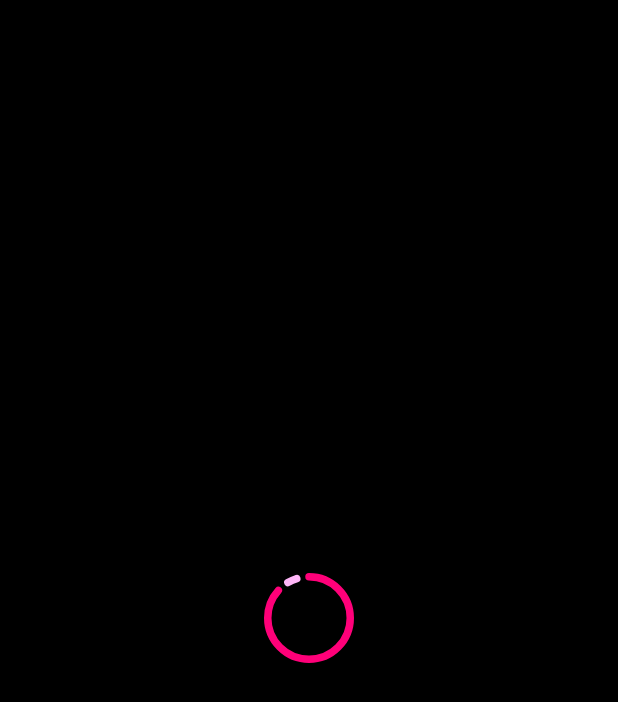
After one commit to Kuru07/Dating-App, an Android app built with Jetpack Compose: the Loading screen opened directly, with no data from a screen before it, on a phone screen of 412 x 824 dp. The commit adds this screen. Shown: the top 702 px of the screen. Run offline under Robolectric (Android 15) with nearby library versions, the phone set to English and light mode, and no system bars; Roboto replaces fonts that are not available here.

Commit message:
Loading and search bar

```diff
--- a/app/build.gradle.kts
+++ b/app/build.gradle.kts
@@ -60,12 +60,15 @@ dependencies {
     implementation("androidx.compose.ui:ui-tooling-preview")
     implementation("androidx.compose.material3:material3")
     implementation(platform("androidx.compose:compose-bom:2023.08.00"))
+    implementation("androidx.compose.material:material-icons-extended:1.6.8")
+    implementation(platform("androidx.compose:compose-bom:2023.08.00"))
     testImplementation("junit:junit:4.13.2")
     androidTestImplementation("androidx.test.ext:junit:1.1.5")
     androidTestImplementation("androidx.test.espresso:espresso-core:3.5.1")
     androidTestImplementation(platform("androidx.compose:compose-bom:2023.08.00"))
     androidTestImplementation("androidx.compose.ui:ui-test-junit4")
     androidTestImplementation(platform("androidx.compose:compose-bom:2023.08.00"))
+    androidTestImplementation(platform("androidx.compose:compose-bom:2023.08.00"))
     debugImplementation("androidx.compose.ui:ui-tooling")
     debugImplementation("androidx.compose.ui:ui-test-manifest")
 }
--- a/app/src/main/java/com/example/datingapp/IntroActivity.kt
+++ b/app/src/main/java/com/example/datingapp/IntroActivity.kt
@@ -47,8 +47,8 @@ class IntroActivity : ComponentActivity() {
         super.onCreate(savedInstanceState)
         setContent {
             Column(modifier = Modifier
-                        .fillMaxSize()
-                        .background(Color.Black)) {
+                .fillMaxSize()
+                .background(Color.Black)) {
                         Row(modifier = Modifier
                             .fillMaxWidth()
                             .padding(top = 51.dp, start = 39.dp)
@@ -109,7 +109,7 @@ class IntroActivity : ComponentActivity() {
                             Spacer(modifier = Modifier.height(30.dp))
 
                             OutlinedButton(onClick = {
-                                val intent = Intent(this@IntroActivity,MainActivity::class.java)
+                                val intent = Intent(this@IntroActivity,Loading::class.java)
                                 startActivity(intent)
                                 finish()
                             },modifier = Modifier.size(340.dp,49.dp)
--- /dev/null
+++ b/app/src/main/java/com/example/datingapp/Loading.kt
@@ -0,0 +1,88 @@
+package com.example.datingapp
+
+import android.content.Intent
+import android.os.Bundle
+import android.widget.ProgressBar
+import androidx.activity.ComponentActivity
+import androidx.activity.compose.setContent
+import androidx.compose.foundation.background
+import androidx.compose.foundation.layout.Arrangement
+import androidx.compose.foundation.layout.Column
+import androidx.compose.foundation.layout.fillMaxSize
+import androidx.compose.foundation.layout.size
+import androidx.compose.foundation.layout.width
+import androidx.compose.material3.CircularProgressIndicator
+import androidx.compose.material3.MaterialTheme
+import androidx.compose.material3.Surface
+import androidx.compose.material3.Text
+import androidx.compose.runtime.Composable
+import androidx.compose.runtime.LaunchedEffect
+import androidx.compose.runtime.getValue
+import androidx.compose.runtime.mutableStateOf
+import androidx.compose.runtime.remember
+import androidx.compose.runtime.setValue
+import androidx.compose.ui.Alignment
+import androidx.compose.ui.Modifier
+import androidx.compose.ui.graphics.Color
+import androidx.compose.ui.tooling.preview.Preview
+import androidx.compose.ui.unit.dp
+import com.example.datingapp.ui.theme.DatingAppTheme
+import com.example.datingapp.ui.theme.Pik
+import com.example.datingapp.ui.theme.Pink
+import kotlinx.coroutines.delay
+
+class Loading : ComponentActivity() {
+    override fun onCreate(savedInstanceState: Bundle?) {
+        super.onCreate(savedInstanceState)
+        setContent {
+            DatingAppTheme {
+                // A surface container using the 'background' color from the theme
+                Surface(
+                    modifier = Modifier.fillMaxSize(),
+                    color = MaterialTheme.colorScheme.background
+                ) {
+                    var progress by remember { mutableStateOf(0f) }
+                    val maxProgress = 1f
+                    val durationMillis = 3000L
+                    val updateInterval = 100L
+
+                    Column(modifier = Modifier
+                        .background(Color.Black)
+                        .fillMaxSize(), verticalArrangement = Arrangement.Center, horizontalAlignment = Alignment.CenterHorizontally) {
+                        LaunchedEffect(Unit) {
+                            val startTime = System.currentTimeMillis()
+                            while (progress < maxProgress) {
+                                val elapsedTime = System.currentTimeMillis() - startTime
+                                progress = (elapsedTime.toFloat() / durationMillis).coerceIn(0f, maxProgress)
+                                delay(updateInterval)
+                            }
+                        }
+                        CircularProgressIndicator(modifier = Modifier.size(60.dp)
+                            , color = Pink
+                            , trackColor = Pik
+                            , progress = progress
+                            , strokeWidth = 5.dp
+                        )
+                    }
+                    if(progress==maxProgress){
+                    val intent= Intent(this@Loading,MainActivity::class.java)
+                    startActivity(intent)
+                    finish()}
+                }
+            }
+        }
+    }
+}
+
+@Composable
+fun Greeting(){
+
+}
+
+@Preview(showBackground = true, showSystemUi = true)
+@Composable
+fun GreetingPreview() {
+    DatingAppTheme {
+        Greeting()
+    }
+}
--- a/app/src/main/java/com/example/datingapp/MainActivity.kt
+++ b/app/src/main/java/com/example/datingapp/MainActivity.kt
@@ -132,6 +132,10 @@ fun MainContent(){
                 {
                     homepage()
                 }
+                else if(pagerState.currentPage==1)
+                {
+                    serach()
+                }
             }
 
         }
--- a/app/src/main/java/com/example/datingapp/ui/theme/Color.kt
+++ b/app/src/main/java/com/example/datingapp/ui/theme/Color.kt
@@ -8,5 +8,5 @@ val Pink80 = Color(0xFFEFB8C8)
 
 val Purple40 = Color(0xFF6650a4)
 val PurpleGrey40 = Color(0xFF625b71)
-val Pink40 = Color(0xFFFF0079)
+val Pik = Color(0xFFFFB6F8)
 val Pink = Color(0xFFFF0079)
--- a/app/src/main/java/com/example/datingapp/ui/theme/Theme.kt
+++ b/app/src/main/java/com/example/datingapp/ui/theme/Theme.kt
@@ -24,7 +24,7 @@ private val DarkColorScheme = darkColorScheme(
 private val LightColorScheme = lightColorScheme(
     primary = Purple40,
     secondary = PurpleGrey40,
-    tertiary = Pink40
+    tertiary = Pik
 
     /* Other default colors to override
     background = Color(0xFFFFFBFE),
--- a/app/src/main/res/values/strings.xml
+++ b/app/src/main/res/values/strings.xml
@@ -1,4 +1,5 @@
 <resources>
     <string name="app_name">Dating App</string>
     <string name="title_activity_intro">IntroActivity</string>
+    <string name="title_activity_loading">Loading</string>
 </resources>
```
Also changed, not shown: app/src/main/AndroidManifest.xml (+11 -7 lines), app/src/main/java/com/example/datingapp/SearchPage.kt (added, +127 -0 lines).
